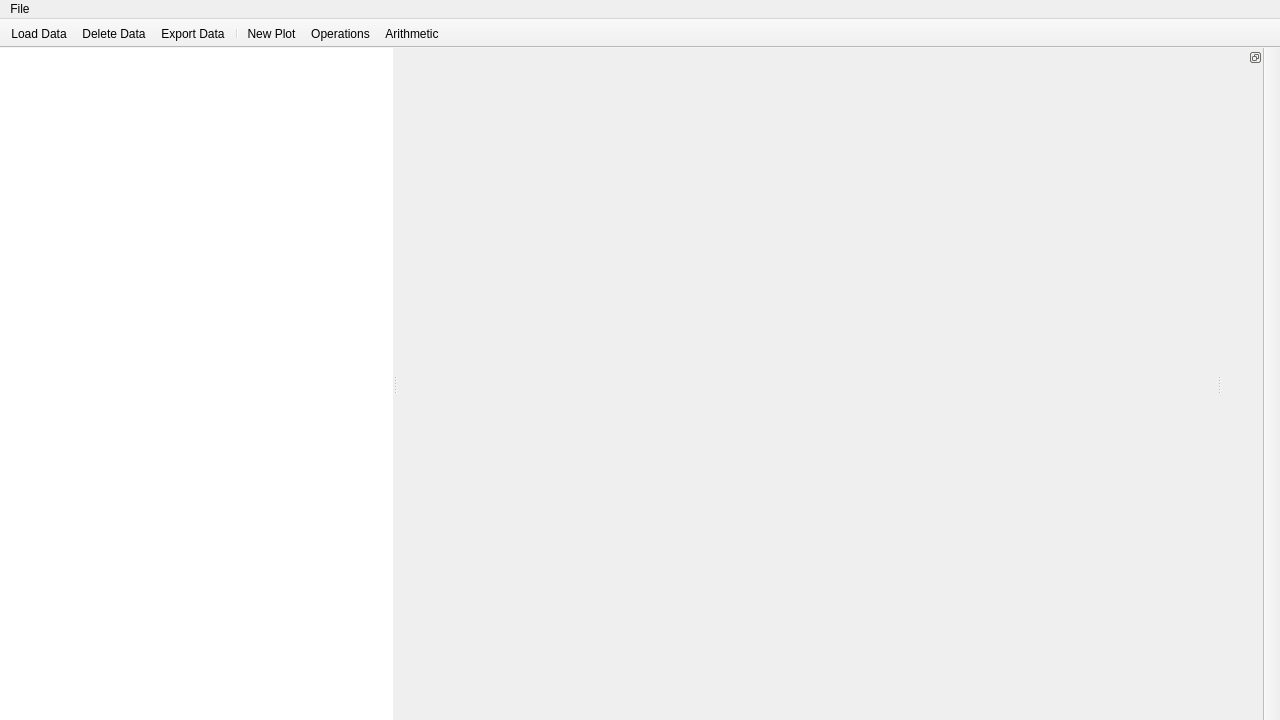
Qt form specviz/data/ui/workspace.ui (spacetelescope/specviz) before a commit.
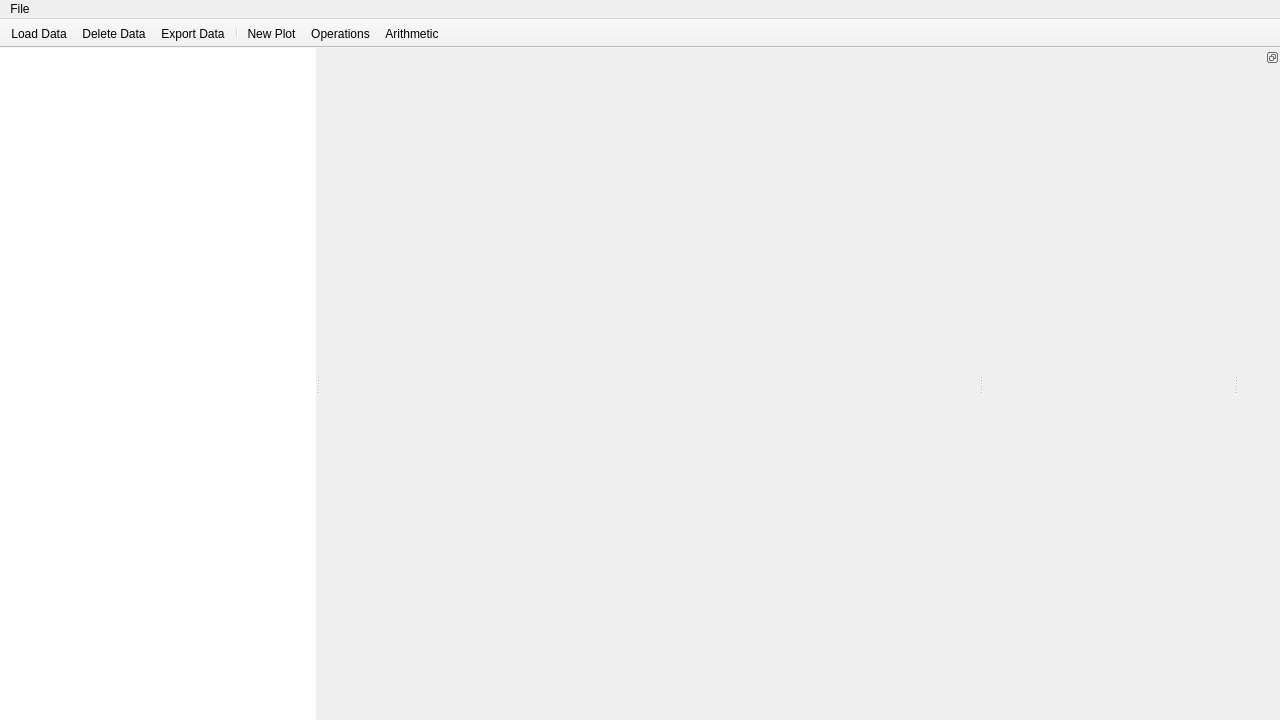
The same form after that commit. Icons and pictures are not drawn.

Commit message: Make theme state agnostic; update plot window tools

What changed in the file:
```diff
--- a/specviz/data/ui/workspace.ui
+++ b/specviz/data/ui/workspace.ui
@@ -118,39 +118,27 @@
         </property>
        </widget>
       </widget>
+      <widget class="QTabWidget" name="plugin_tab_widget">
+       <property name="minimumSize">
+        <size>
+         <width>250</width>
+         <height>0</height>
+        </size>
+       </property>
+       <property name="tabPosition">
+        <enum>QTabWidget::East</enum>
+       </property>
+       <property name="documentMode">
+        <bool>true</bool>
+       </property>
+       <property name="movable">
+        <bool>true</bool>
+       </property>
+      </widget>
      </widget>
     </item>
    </layout>
   </widget>
-  <widget class="QToolBar" name="plugin_tool_bar">
-   <property name="windowTitle">
-    <string>Plugin Tool Bar</string>
-   </property>
-   <property name="movable">
-    <bool>false</bool>
-   </property>
-   <property name="allowedAreas">
-    <set>Qt::RightToolBarArea</set>
-   </property>
-   <property name="orientation">
-    <enum>Qt::Vertical</enum>
-   </property>
-   <property name="iconSize">
-    <size>
-     <width>24</width>
-     <height>24</height>
-    </size>
-   </property>
-   <property name="floatable">
-    <bool>false</bool>
-   </property>
-   <attribute name="toolBarArea">
-    <enum>RightToolBarArea</enum>
-   </attribute>
-   <attribute name="toolBarBreak">
-    <bool>false</bool>
-   </attribute>
-  </widget>
   <widget class="QDockWidget" name="plugin_dock">
    <property name="enabled">
     <bool>true</bool>
```
The commit also changes 16 other files.
